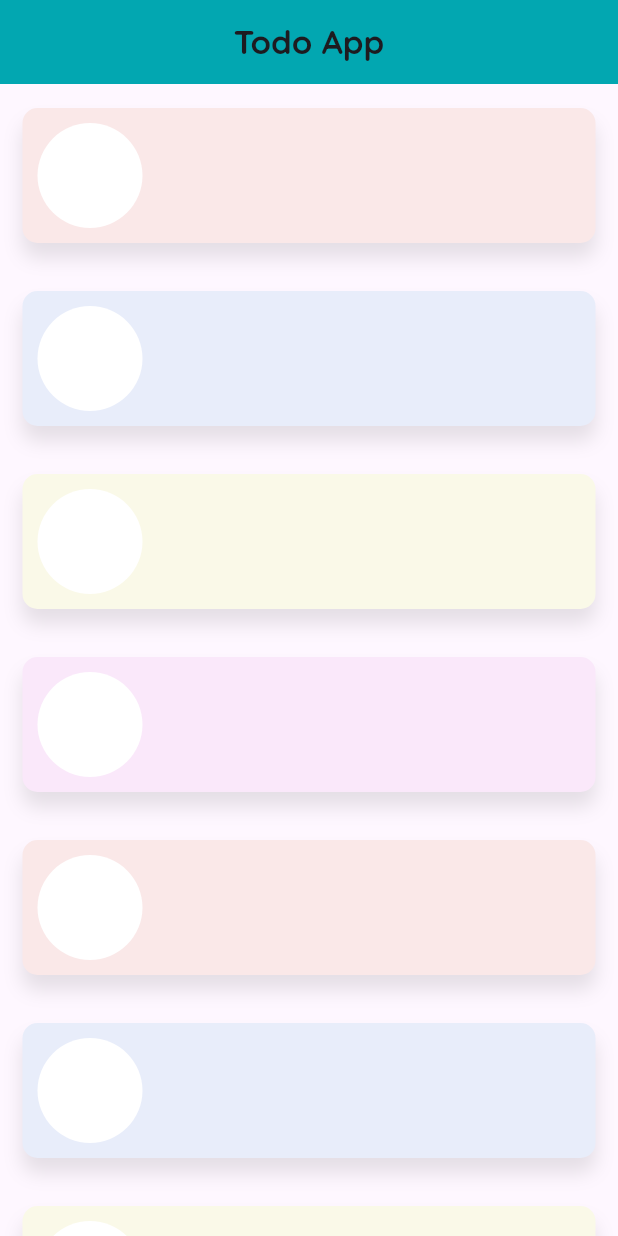
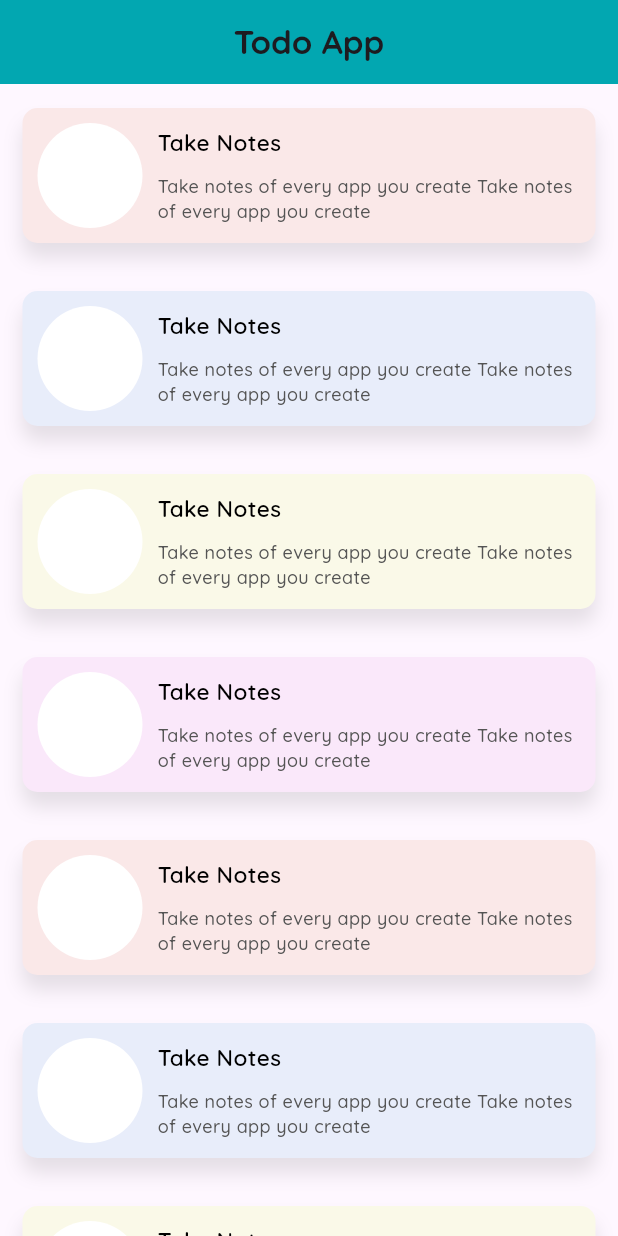
Before and after one commit to adityaashinde/flutter-projects, a Flutter app: the screen it shows after launch, on a phone screen of 412 x 824 dp. Run offline on Flutter 3.47's test engine with Material 3 defaults, Android fonts, the phone set to English and light mode, and no system bars; our stand-ins replace google_fonts.

Commit message:
Update todo_app.dart

```diff
--- a/basic_todo_app/lib/todo_app.dart
+++ b/basic_todo_app/lib/todo_app.dart
@@ -1,4 +1,5 @@
 import 'package:flutter/material.dart';
+import 'package:flutter/widgets.dart';
 import 'package:google_fonts/google_fonts.dart';
 
 class ToDoAppUIDemo extends StatefulWidget {
@@ -68,6 +69,32 @@ class _ToDoAppUIState extends State<ToDoAppUIDemo> {
                         const SizedBox(
                           width: 10,
                         ),
+                        Expanded(
+                          child: Column(
+                            crossAxisAlignment: CrossAxisAlignment.start,
+                            children: [
+                              Text(
+                                "Take Notes",
+                                style: GoogleFonts.quicksand(
+                                  fontWeight: FontWeight.w600,
+                                  fontSize: 15,
+                                  color: const Color.fromRGBO(0, 0, 0, 1),
+                                ),
+                              ),
+                              const SizedBox(
+                                height: 10,
+                              ),
+                              Text(
+                                "Take notes of every app you create Take notes of every app you create",
+                                style: GoogleFonts.quicksand(
+                                  fontSize: 12,
+                                  fontWeight: FontWeight.w500,
+                                  color: const Color.fromRGBO(84, 84, 84, 1),
+                                ),
+                              ),
+                            ],
+                          ),
+                        ),
                       ],
                     ),
                   ],
```
